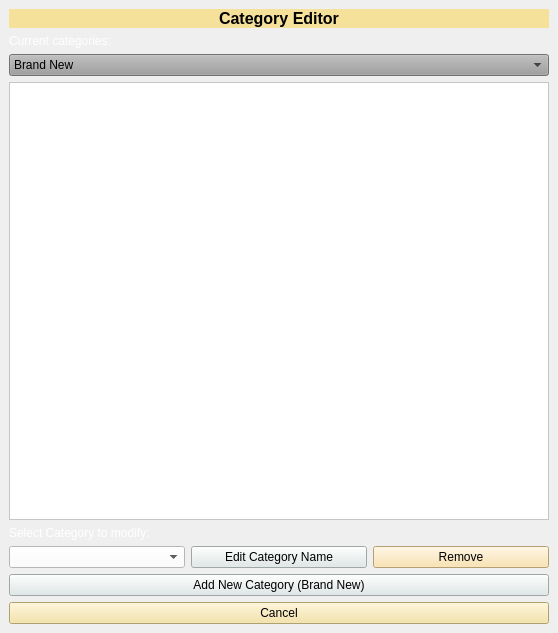
Before: the Qt Designer form Category_Editor.ui in Aenan05/MAXPC, drawn with Qt 5.
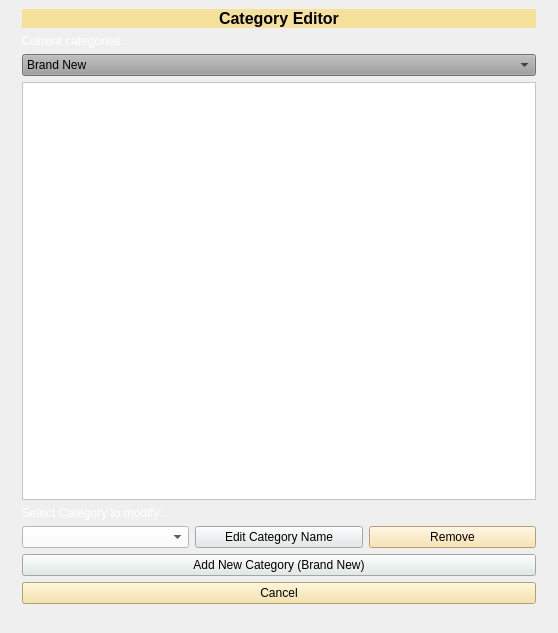
After: the same form once the commit is applied. Icons and pictures are not drawn.

```diff
--- a/Category_Editor.ui
+++ b/Category_Editor.ui
@@ -30,7 +30,7 @@
     <string notr="true"/>
    </property>
    <layout class="QGridLayout" name="gridLayout_2">
-    <item row="0" column="0">
+    <item row="0" column="1">
      <layout class="QGridLayout" name="gridLayout">
       <item row="0" column="0">
        <layout class="QVBoxLayout" name="verticalLayout">
@@ -179,6 +179,27 @@
       </item>
      </layout>
     </item>
+    <item row="0" column="2">
+     <widget class="QLabel" name="label_5">
+      <property name="text">
+       <string/>
+      </property>
+     </widget>
+    </item>
+    <item row="0" column="0">
+     <widget class="QLabel" name="label_4">
+      <property name="text">
+       <string/>
+      </property>
+     </widget>
+    </item>
+    <item row="1" column="1">
+     <widget class="QLabel" name="label_6">
+      <property name="text">
+       <string/>
+      </property>
+     </widget>
+    </item>
    </layout>
   </widget>
   <widget class="QMenuBar" name="menubar">
```
